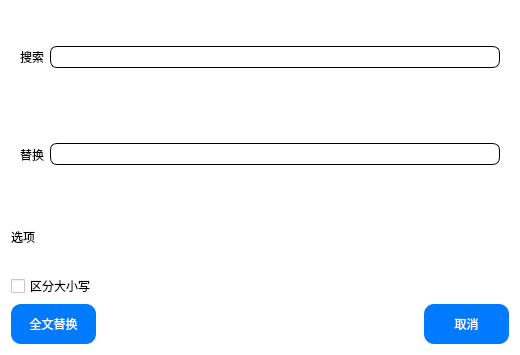
This is CEditor/replace.ui in XiaoZheng2003/BIT-QT-IDE as Qt 5 draws it before an edit. The edited form follows.
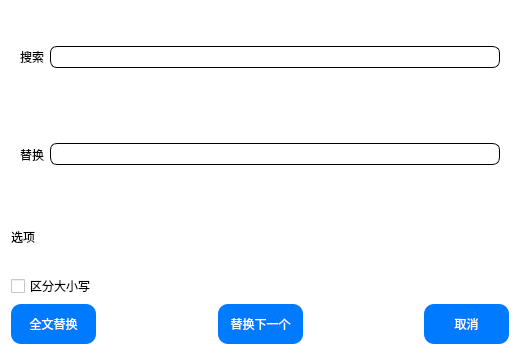
This is the edited form.

Commit message: 替换下一个功能实现

The edit to the form file:
```diff
--- a/CEditor/replace.ui
+++ b/CEditor/replace.ui
@@ -148,6 +148,44 @@
          </property>
         </widget>
        </item>
+       <item>
+        <spacer name="horizontalSpacer">
+         <property name="orientation">
+          <enum>Qt::Horizontal</enum>
+         </property>
+         <property name="sizeHint" stdset="0">
+          <size>
+           <width>40</width>
+           <height>20</height>
+          </size>
+         </property>
+        </spacer>
+       </item>
+       <item>
+        <widget class="QPushButton" name="pushButton">
+         <property name="styleSheet">
+          <string notr="true">QPushButton {
+               background-color:#007BFF;
+               color: white;
+               padding: 5px;
+               border: none;
+               border-radius: 10px;  
+               height:30px;
+               width:75px;
+	           font: 9pt &quot;黑体&quot;;
+
+ }
+
+
+QPushButton:hover {
+              background-color:  #9cd3fa;
+}</string>
+         </property>
+         <property name="text">
+          <string>替换下一个</string>
+         </property>
+        </widget>
+       </item>
        <item>
         <spacer name="horizontalSpacer_2">
          <property name="orientation">
```
The commit also changes 6 other files.
